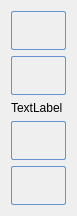
This is POML060_v1/currentbuttonone.ui in viniltc/POML060 as Qt 5 draws it before an edit. The edited form follows.
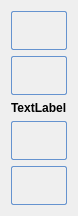
This is the edited form. Icons and pictures are not drawn.

Patch:
```diff
--- a/POML060_v1/currentbuttonone.ui
+++ b/POML060_v1/currentbuttonone.ui
@@ -126,6 +126,12 @@
      </item>
      <item>
       <widget class="QLabel" name="label_currentValue">
+       <property name="font">
+        <font>
+         <weight>75</weight>
+         <bold>true</bold>
+        </font>
+       </property>
        <property name="text">
         <string>TextLabel</string>
        </property>
```
